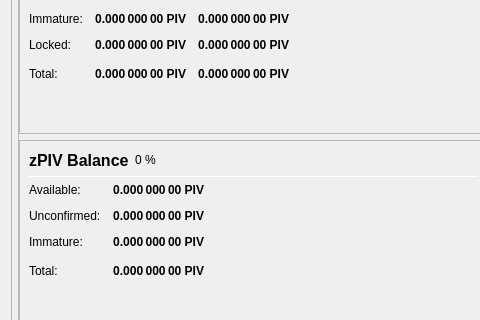
Samsufi/galerians, file src/qt/forms/overviewpage.ui: the form before one commit; both pictures show x 0 to 480 and y 438 to 758 of the 978 by 841 pixel window.
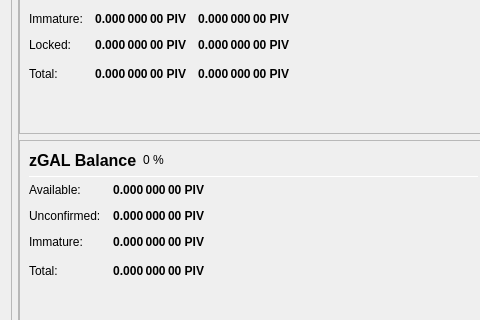
The form after the commit.

Diff of the .ui file:
```diff
--- a/src/qt/forms/overviewpage.ui
+++ b/src/qt/forms/overviewpage.ui
@@ -852,7 +852,7 @@
                           </font>
                          </property>
                          <property name="text">
-                          <string>zPIV Balance</string>
+                          <string>zGAL Balance</string>
                          </property>
                         </widget>
                        </item>
```
Left out of the diff: 14 changed lines with no effect on the pictures.
